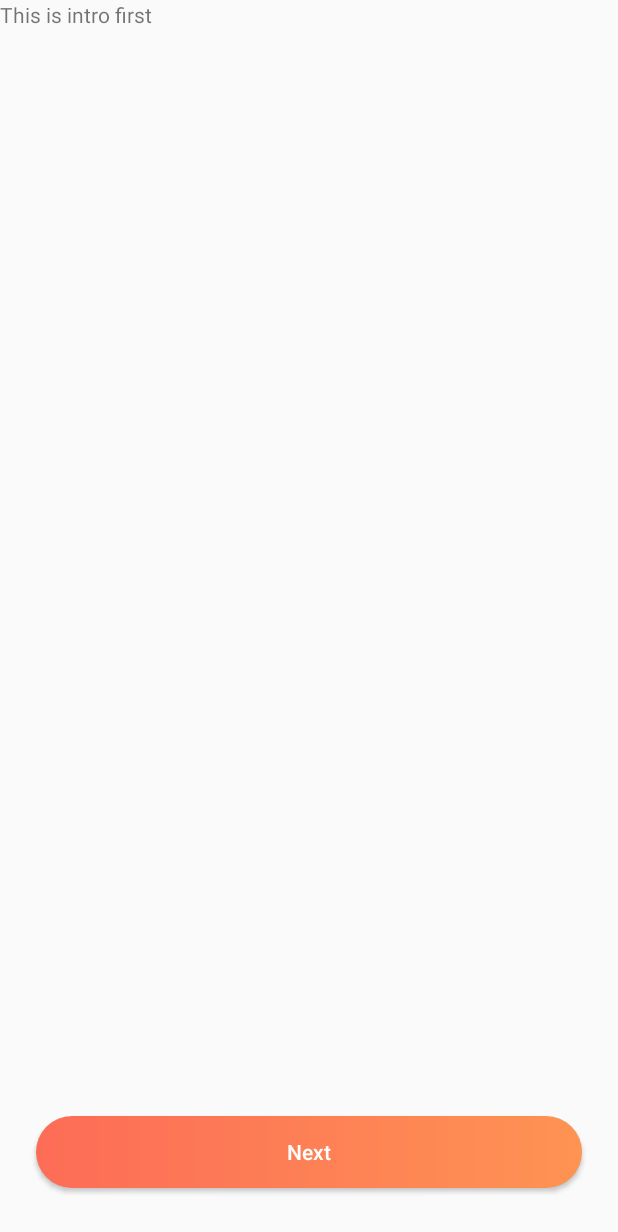
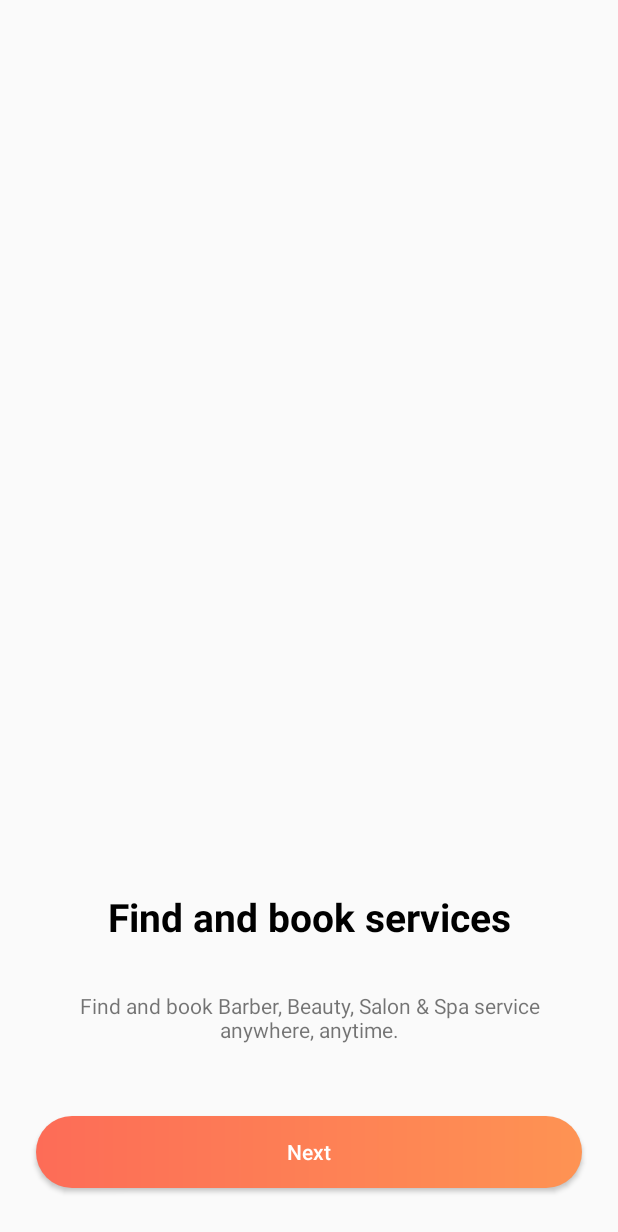
Before and after one commit to sandeepmalik614/PearlSalon, an Android app: the screen it shows after launch (IntroActivity), on a phone screen of 412 x 824 dp. Shown: the top 1232 px of the screen. Run offline under Robolectric (Android 15) with nearby library versions, the phone set to English and light mode, and no system bars.

```diff
--- a/app/src/main/java/com/pearl/salon/activity/SplashActivity.java
+++ b/app/src/main/java/com/pearl/salon/activity/SplashActivity.java
@@ -5,6 +5,7 @@ import androidx.appcompat.app.AppCompatActivity;
 import android.content.Intent;
 import android.os.Bundle;
 import android.os.Handler;
+import android.widget.TextView;
 
 import com.pearl.salon.R;
 import com.pearl.salon.utils.AppPrefference;
--- /dev/null
+++ b/app/src/main/java/com/pearl/salon/utils/GradientTextView.java
@@ -0,0 +1,39 @@
+package com.pearl.salon.utils;
+
+import android.annotation.SuppressLint;
+import android.content.Context;
+import android.graphics.LinearGradient;
+import android.graphics.Shader;
+import android.util.AttributeSet;
+import android.widget.TextView;
+
+import androidx.core.content.ContextCompat;
+
+import com.pearl.salon.R;
+
+@SuppressLint("AppCompatCustomView")
+public class GradientTextView extends TextView {
+    public GradientTextView(Context context) {
+        super(context);
+    }
+
+    public GradientTextView(Context context, AttributeSet attrs) {
+        super(context, attrs);
+    }
+
+    public GradientTextView(Context context, AttributeSet attrs, int defStyleAttr) {
+        super(context, attrs, defStyleAttr);
+    }
+
+    @Override
+    protected void onLayout(boolean changed, int left, int top, int right, int bottom) {
+        super.onLayout(changed, left, top, right, bottom);
+
+        if (changed) {
+            getPaint().setShader(new LinearGradient(0, 0, getWidth(), getHeight(),
+                    ContextCompat.getColor(getContext(), R.color.secondry),
+                    ContextCompat.getColor(getContext(), R.color.colorAccent),
+                    Shader.TileMode.CLAMP));
+        }
+    }
+}
--- a/app/src/main/res/layout/intro_one.xml
+++ b/app/src/main/res/layout/intro_one.xml
@@ -1,13 +1,39 @@
 <?xml version="1.0" encoding="utf-8"?>
-<FrameLayout xmlns:android="http://schemas.android.com/apk/res/android"
+<androidx.constraintlayout.widget.ConstraintLayout
+    xmlns:android="http://schemas.android.com/apk/res/android"
+    xmlns:app="http://schemas.android.com/apk/res-auto"
     xmlns:tools="http://schemas.android.com/tools"
     android:layout_width="match_parent"
     android:layout_height="match_parent">
 
-    <!-- TODO: Update blank fragment layout -->
     <TextView
-        android:layout_width="match_parent"
-        android:layout_height="match_parent"
-        android:text="This is intro first" />
+        android:id="@+id/textView20"
+        android:layout_width="0dp"
+        android:layout_height="wrap_content"
+        android:layout_marginStart="32dp"
+        android:layout_marginEnd="32dp"
+        android:layout_marginBottom="128dp"
+        android:text="@string/intro_one"
+        android:gravity="center"
+        app:layout_constraintBottom_toBottomOf="parent"
+        app:layout_constraintEnd_toEndOf="parent"
+        app:layout_constraintStart_toStartOf="parent"
+        app:layout_constraintTop_toTopOf="parent"
+        app:layout_constraintVertical_bias="1.0" />
 
-</FrameLayout>
+    <TextView
+        android:id="@+id/textView21"
+        android:layout_width="0dp"
+        android:layout_height="wrap_content"
+        android:layout_marginStart="8dp"
+        android:layout_marginEnd="8dp"
+        android:layout_marginBottom="32dp"
+        android:text="@string/intro_one_heading"
+        style="@style/headingTextStyle"
+        app:layout_constraintBottom_toTopOf="@+id/textView20"
+        app:layout_constraintEnd_toEndOf="parent"
+        app:layout_constraintStart_toStartOf="parent"
+        app:layout_constraintTop_toTopOf="parent"
+        app:layout_constraintVertical_bias="1.0" />
+
+</androidx.constraintlayout.widget.ConstraintLayout>
--- a/app/src/main/res/values/strings.xml
+++ b/app/src/main/res/values/strings.xml
@@ -18,4 +18,9 @@
 
     <string name="forgot_password_popup_text1">Code has been sent to reset a new password.</string>
     <string name="forgot_password_popup_text2">You will shortly receive an EMAIL with a code to setup a new password.</string>
+
+    <string name="intro_one_heading">Find and book services</string>
+    <string name="intro_one">Find and book Barber, Beauty, Salon &amp; Spa service anywhere, anytime.</string>
+    <string name="intro_two_heading">Style that fit your lifestyle</string>
+    <string name="intro_two">Choose our Makeup spacial our price package that fit your lifestyle</string>
 </resources>
```
Also changed, not shown: app/src/main/res/layout/activity_splash.xml (+3 -4 lines), app/src/main/res/layout/intro_two.xml (+32 -7 lines).
